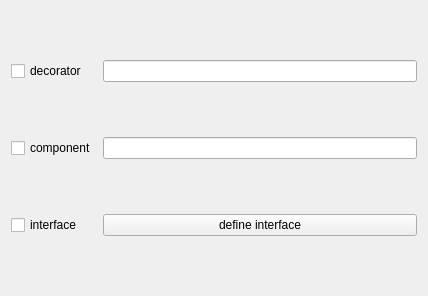
First picture: the form in CodeCreator/GeneratorDecorator.ui, repository Ulle84/UllesSourceCode, before the edit.
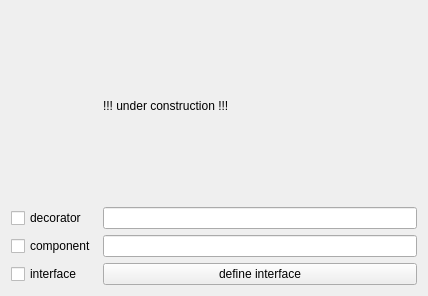
Second picture: the form after the edit.

Commit message: * under construction

Diff of the .ui file:
```diff
--- a/CodeCreator/GeneratorDecorator.ui
+++ b/CodeCreator/GeneratorDecorator.ui
@@ -14,40 +14,47 @@
    <string>GeneratorDecorator</string>
   </property>
   <layout class="QGridLayout" name="gridLayout">
-   <item row="0" column="0">
+   <item row="1" column="0">
     <widget class="QCheckBox" name="checkBoxDecorator">
      <property name="text">
       <string>decorator</string>
      </property>
     </widget>
    </item>
-   <item row="0" column="1">
+   <item row="1" column="2">
     <widget class="QLineEdit" name="lineEditDecorator"/>
    </item>
-   <item row="1" column="0">
+   <item row="2" column="0">
     <widget class="QCheckBox" name="checkBoxComponent">
      <property name="text">
       <string>component</string>
      </property>
     </widget>
    </item>
-   <item row="1" column="1">
+   <item row="2" column="2">
     <widget class="QLineEdit" name="lineEditComponent"/>
    </item>
-   <item row="2" column="0">
+   <item row="3" column="0">
     <widget class="QCheckBox" name="checkBoxInterface">
      <property name="text">
       <string>interface</string>
      </property>
     </widget>
    </item>
-   <item row="2" column="1">
+   <item row="3" column="2">
     <widget class="QPushButton" name="pushButtonInterface">
      <property name="text">
       <string>define interface</string>
      </property>
     </widget>
    </item>
+   <item row="0" column="2">
+    <widget class="QLabel" name="label">
+     <property name="text">
+      <string>!!! under construction !!!</string>
+     </property>
+    </widget>
+   </item>
   </layout>
  </widget>
  <resources/>
```
The commit also changes 19 other files.
